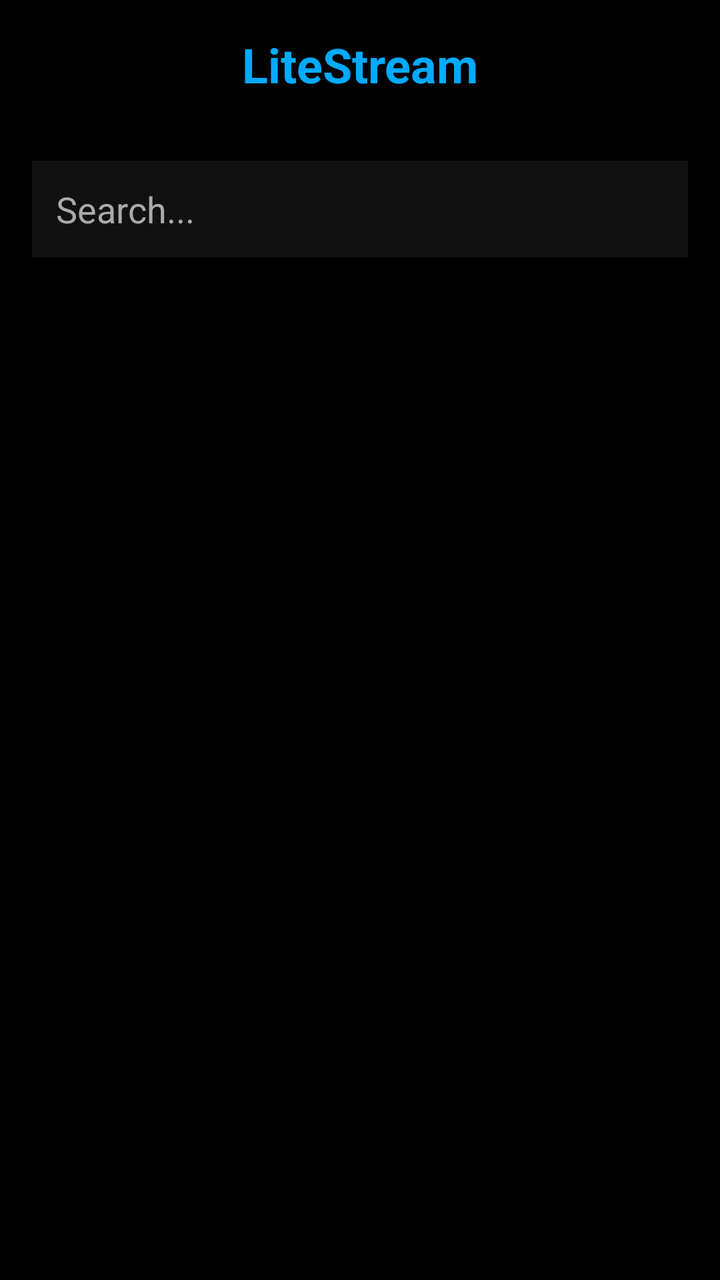
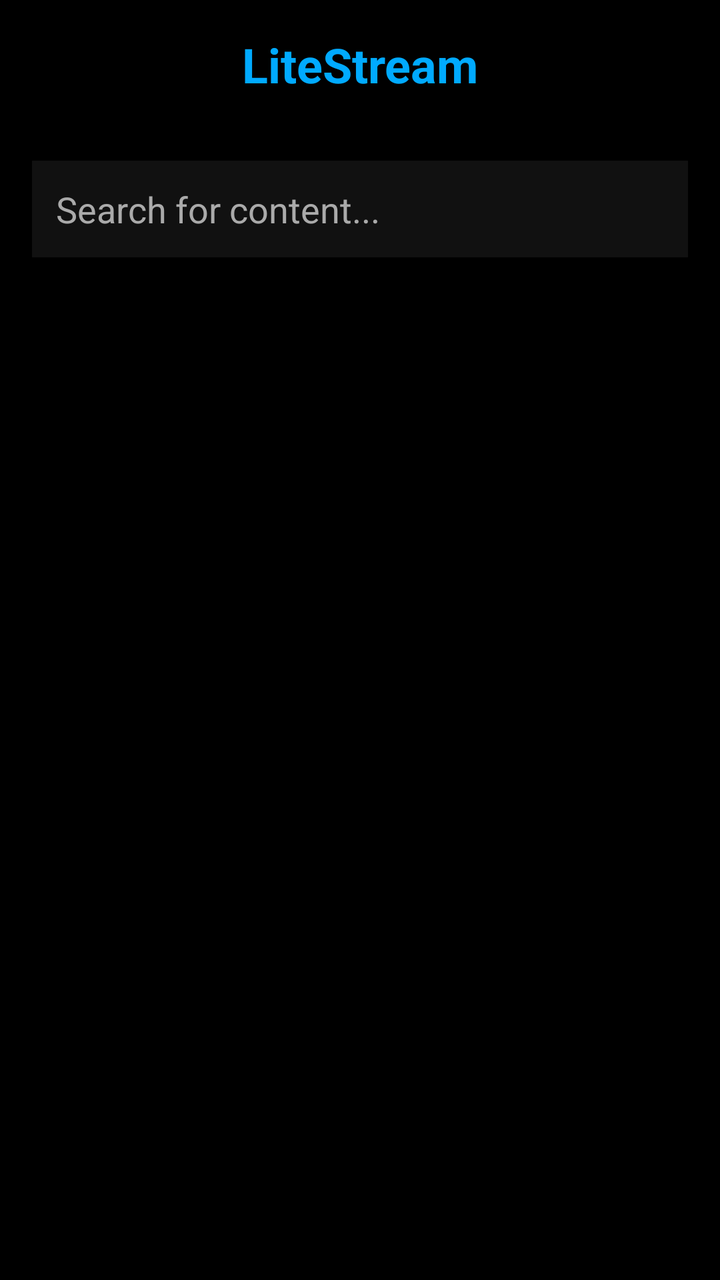

Screens rendered from an Android XML layout before and after an edit, with the pre-edit source and the edit as a unified diff.
<!-- AndroidManifest.xml: application theme android:Theme.Black.NoTitleBar.Fullscreen -->
<!-- res/layout/activity_main.xml -->
<?xml version="1.0" encoding="utf-8"?>
<LinearLayout xmlns:android="http://schemas.android.com/apk/res/android"
    android:layout_width="match_parent"
    android:layout_height="match_parent"
    android:orientation="vertical"
    android:background="#000000">

    <TextView
        android:layout_width="match_parent"
        android:layout_height="wrap_content"
        android:text="LiteStream"
        android:textColor="#00AAFF"
        android:textSize="24sp"
        android:textStyle="bold"
        android:gravity="center"
        android:padding="16dp"/>

    <EditText
        android:id="@+id/search_box"
        android:layout_width="match_parent"
        android:layout_height="wrap_content"
        android:hint="Search..."
        android:textColor="#FFFFFF"
        android:textColorHint="#AAAAAA"
        android:background="#111111"
        android:padding="12dp"
        android:layout_margin="16dp"/>

    <ListView
        android:id="@+id/content_list"
        android:layout_width="match_parent"
        android:layout_height="0dp"
        android:layout_weight="1"
        android:background="#000000"
        android:divider="#333333"
        android:dividerHeight="1dp"/>

    <WebView
        android:id="@+id/video_player"
        android:layout_width="match_parent"
        android:layout_height="250dp"
        android:visibility="gone"
        android:background="#000000"/>

</LinearLayout>
<!-- resources referenced by this layout -->
<resources>

</resources>

<!-- the commit's change to res/layout/activity_main.xml (unified diff, before → after) -->
@@ -19,7 +19,7 @@
         android:id="@+id/search_box"
         android:layout_width="match_parent"
         android:layout_height="wrap_content"
-        android:hint="Search..."
+        android:hint="Search for content..."
         android:textColor="#FFFFFF"
         android:textColorHint="#AAAAAA"
         android:background="#111111"
